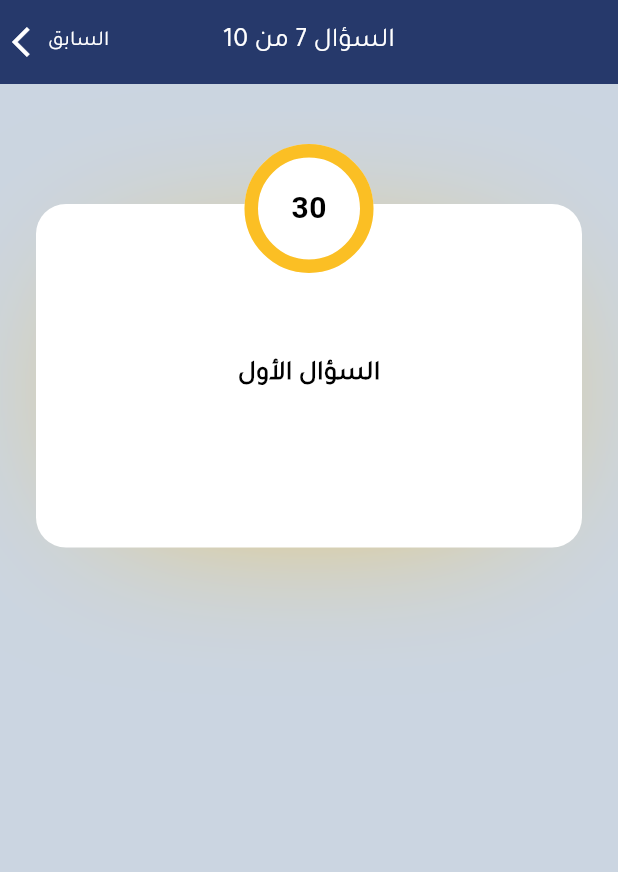
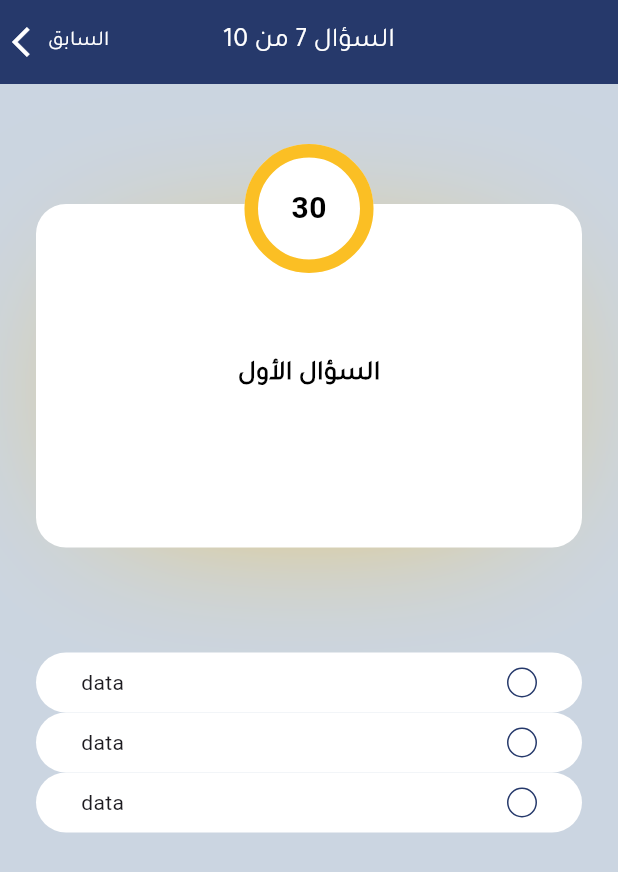
Before and after one commit to codieasier/saferoadbeta, a Flutter app: the screen it shows after launch, on a phone screen of 412 x 824 dp. Shown: the top 872 px of the screen. Run offline on Flutter 3.47's test engine with Material 3 defaults, Android fonts, the phone set to English and light mode, and no system bars; drawn by our look-alikes of percent_indicator; our stand-ins replace curved_navigation_bar, flutter_svg.

Commit message:
customRadio

```diff
--- a/lib/presentions/screens/constants/app_colors.dart
+++ b/lib/presentions/screens/constants/app_colors.dart
@@ -18,6 +18,7 @@ class AppColors {
   static const Color progressText = Colors.black;
   static const Color black=Colors.black;
 
+  static const Color white=Colors.white;
   static const gradient= BoxDecoration( gradient: LinearGradient(
   begin: Alignment.topCenter,
   end: Alignment.bottomCenter,
--- a/lib/presentions/screens/pages/quiz_screen.dart
+++ b/lib/presentions/screens/pages/quiz_screen.dart
@@ -2,6 +2,7 @@ import 'package:flutter/cupertino.dart';
 import 'package:flutter/material.dart';
 import 'package:percent_indicator/circular_percent_indicator.dart';
 import 'package:saferoadbeta/core/resources/quizQuestions.dart';
+import 'package:saferoadbeta/presentions/screens/widgets/custom_radio_quiz_items.dart';
 
 import '../constants/app_colors.dart';
 import '../constants/app_text_styles.dart';
@@ -57,6 +58,12 @@ final  int  currentq = 7;
                 ],
 
               )
+              ,SizedBox(height: 70,),
+              Custom_radio_quiz(),
+              Custom_radio_quiz(),
+
+              Custom_radio_quiz()
+
             ],
           ),
         ),
--- /dev/null
+++ b/lib/presentions/screens/widgets/custom_radio_quiz_items.dart
@@ -0,0 +1,44 @@
+
+
+import 'package:flutter/material.dart';
+
+import '../constants/app_colors.dart';
+
+class Custom_radio_quiz extends StatelessWidget {
+  const Custom_radio_quiz({
+    super.key,
+  });
+
+  @override
+  Widget build(BuildContext context) {
+    return Container(
+      padding: EdgeInsets.symmetric(vertical: 3,horizontal: 30),
+      width: double.infinity,
+      height: 40,
+      decoration: BoxDecoration(
+        color: AppColors.white,
+        borderRadius: BorderRadius.circular(30),
+
+      ),
+      child:Row(
+
+        mainAxisAlignment: MainAxisAlignment.spaceBetween,
+        children: [
+          Text('data'),
+          Container(
+            width: 20,
+            height: 20,
+            decoration:ShapeDecoration(
+                shape:CircleBorder(
+                    side: BorderSide(color: AppColors.backgroundScaffold,
+                        width: 1)
+                ),
+                color: AppColors.white),
+          )
+
+
+        ],
+      ),
+    );
+  }
+}
```
